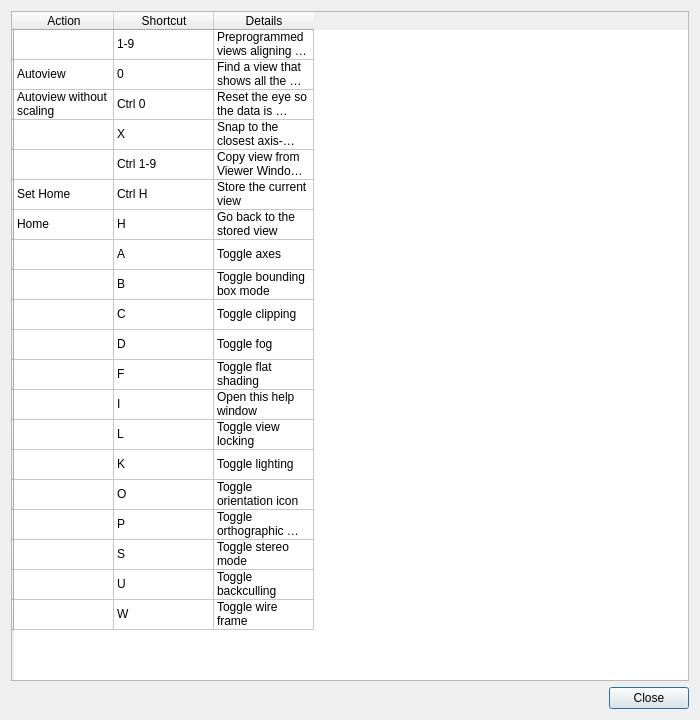
Before: the Qt Designer form src/Interface/Modules/Render/ViewSceneShortcuts.ui in SCIInstitute/SCIRun, drawn with Qt 5.
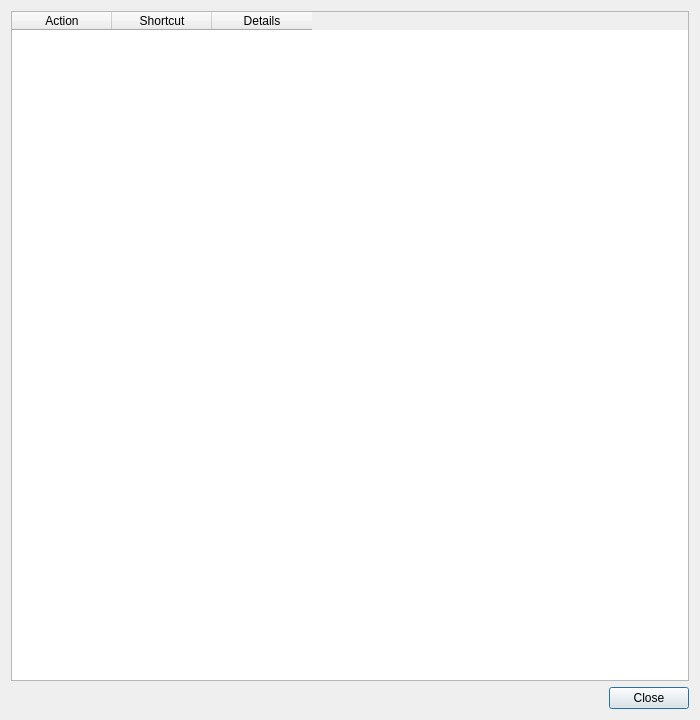
After: the same form once the commit is applied.

Commit message: Refactor shortcut help into ShortcutDef enum-class with string annotations and action mechanics

```diff
--- a/src/Interface/Modules/Render/ViewSceneShortcuts.ui
+++ b/src/Interface/Modules/Render/ViewSceneShortcuts.ui
@@ -16,106 +16,6 @@
   <layout class="QVBoxLayout" name="verticalLayout">
    <item>
     <widget class="QTableWidget" name="tableWidget">
-     <row>
-      <property name="text">
-       <string/>
-      </property>
-     </row>
-     <row>
-      <property name="text">
-       <string/>
-      </property>
-     </row>
-     <row>
-      <property name="text">
-       <string/>
-      </property>
-     </row>
-     <row>
-      <property name="text">
-       <string/>
-      </property>
-     </row>
-     <row>
-      <property name="text">
-       <string/>
-      </property>
-     </row>
-     <row>
-      <property name="text">
-       <string/>
-      </property>
-     </row>
-     <row>
-      <property name="text">
-       <string/>
-      </property>
-     </row>
-     <row>
-      <property name="text">
-       <string/>
-      </property>
-     </row>
-     <row>
-      <property name="text">
-       <string/>
-      </property>
-     </row>
-     <row>
-      <property name="text">
-       <string/>
-      </property>
-     </row>
-     <row>
-      <property name="text">
-       <string/>
-      </property>
-     </row>
-     <row>
-      <property name="text">
-       <string/>
-      </property>
-     </row>
-     <row>
-      <property name="text">
-       <string/>
-      </property>
-     </row>
-     <row>
-      <property name="text">
-       <string/>
-      </property>
-     </row>
-     <row>
-      <property name="text">
-       <string/>
-      </property>
-     </row>
-     <row>
-      <property name="text">
-       <string/>
-      </property>
-     </row>
-     <row>
-      <property name="text">
-       <string/>
-      </property>
-     </row>
-     <row>
-      <property name="text">
-       <string/>
-      </property>
-     </row>
-     <row>
-      <property name="text">
-       <string/>
-      </property>
-     </row>
-     <row>
-      <property name="text">
-       <string/>
-      </property>
-     </row>
      <column>
       <property name="text">
        <string>Action</string>
@@ -131,231 +31,6 @@
        <string>Details</string>
       </property>
      </column>
-     <item row="0" column="0">
-      <property name="text">
-       <string/>
-      </property>
-     </item>
-     <item row="0" column="1">
-      <property name="text">
-       <string>1-9</string>
-      </property>
-     </item>
-     <item row="0" column="2">
-      <property name="text">
-       <string>Preprogrammed views aligning the view with the X, Y, or Z-axis</string>
-      </property>
-     </item>
-     <item row="1" column="0">
-      <property name="text">
-       <string>Autoview</string>
-      </property>
-     </item>
-     <item row="1" column="1">
-      <property name="text">
-       <string>0</string>
-      </property>
-     </item>
-     <item row="1" column="2">
-      <property name="text">
-       <string>Find a view that shows all the data</string>
-      </property>
-     </item>
-     <item row="2" column="0">
-      <property name="text">
-       <string>Autoview without scaling</string>
-      </property>
-     </item>
-     <item row="2" column="1">
-      <property name="text">
-       <string>Ctrl 0</string>
-      </property>
-     </item>
-     <item row="2" column="2">
-      <property name="text">
-       <string>Reset the eye so the data is centered</string>
-      </property>
-     </item>
-     <item row="3" column="1">
-      <property name="text">
-       <string>X</string>
-      </property>
-     </item>
-     <item row="3" column="2">
-      <property name="text">
-       <string>Snap to the closest axis-aligned view</string>
-      </property>
-     </item>
-     <item row="4" column="1">
-      <property name="text">
-       <string>Ctrl 1-9</string>
-      </property>
-     </item>
-     <item row="4" column="2">
-      <property name="text">
-       <string>Copy view from Viewer Window 1-9</string>
-      </property>
-     </item>
-     <item row="5" column="0">
-      <property name="text">
-       <string>Set Home</string>
-      </property>
-     </item>
-     <item row="5" column="1">
-      <property name="text">
-       <string>Ctrl H</string>
-      </property>
-     </item>
-     <item row="5" column="2">
-      <property name="text">
-       <string>Store the current view</string>
-      </property>
-     </item>
-     <item row="6" column="0">
-      <property name="text">
-       <string>Home</string>
-      </property>
-     </item>
-     <item row="6" column="1">
-      <property name="text">
-       <string>H</string>
-      </property>
-     </item>
-     <item row="6" column="2">
-      <property name="text">
-       <string>Go back to the stored view</string>
-      </property>
-     </item>
-     <item row="7" column="1">
-      <property name="text">
-       <string>A</string>
-      </property>
-     </item>
-     <item row="7" column="2">
-      <property name="text">
-       <string>Toggle axes</string>
-      </property>
-     </item>
-     <item row="8" column="1">
-      <property name="text">
-       <string>B</string>
-      </property>
-     </item>
-     <item row="8" column="2">
-      <property name="text">
-       <string>Toggle bounding box mode</string>
-      </property>
-     </item>
-     <item row="9" column="1">
-      <property name="text">
-       <string>C</string>
-      </property>
-     </item>
-     <item row="9" column="2">
-      <property name="text">
-       <string>Toggle clipping</string>
-      </property>
-     </item>
-     <item row="10" column="1">
-      <property name="text">
-       <string>D</string>
-      </property>
-     </item>
-     <item row="10" column="2">
-      <property name="text">
-       <string>Toggle fog</string>
-      </property>
-     </item>
-     <item row="11" column="1">
-      <property name="text">
-       <string>F</string>
-      </property>
-     </item>
-     <item row="11" column="2">
-      <property name="text">
-       <string>Toggle flat shading</string>
-      </property>
-     </item>
-     <item row="12" column="1">
-      <property name="text">
-       <string>I</string>
-      </property>
-     </item>
-     <item row="12" column="2">
-      <property name="text">
-       <string>Open this help window</string>
-      </property>
-     </item>
-     <item row="13" column="1">
-      <property name="text">
-       <string>L</string>
-      </property>
-     </item>
-     <item row="13" column="2">
-      <property name="text">
-       <string>Toggle view locking</string>
-      </property>
-     </item>
-     <item row="14" column="1">
-      <property name="text">
-       <string>K</string>
-      </property>
-     </item>
-     <item row="14" column="2">
-      <property name="text">
-       <string>Toggle lighting</string>
-      </property>
-     </item>
-     <item row="15" column="1">
-      <property name="text">
-       <string>O</string>
-      </property>
-     </item>
-     <item row="15" column="2">
-      <property name="text">
-       <string>Toggle orientation icon</string>
-      </property>
-     </item>
-     <item row="16" column="1">
-      <property name="text">
-       <string>P</string>
-      </property>
-     </item>
-     <item row="16" column="2">
-      <property name="text">
-       <string>Toggle orthographic projection</string>
-      </property>
-     </item>
-     <item row="17" column="1">
-      <property name="text">
-       <string>S</string>
-      </property>
-     </item>
-     <item row="17" column="2">
-      <property name="text">
-       <string>Toggle stereo mode</string>
-      </property>
-     </item>
-     <item row="18" column="1">
-      <property name="text">
-       <string>U</string>
-      </property>
-     </item>
-     <item row="18" column="2">
-      <property name="text">
-       <string>Toggle backculling</string>
-      </property>
-     </item>
-     <item row="19" column="1">
-      <property name="text">
-       <string>W</string>
-      </property>
-     </item>
-     <item row="19" column="2">
-      <property name="text">
-       <string>Toggle wire frame</string>
-      </property>
-     </item>
     </widget>
    </item>
    <item>
```
The commit also changes 2 other files.
